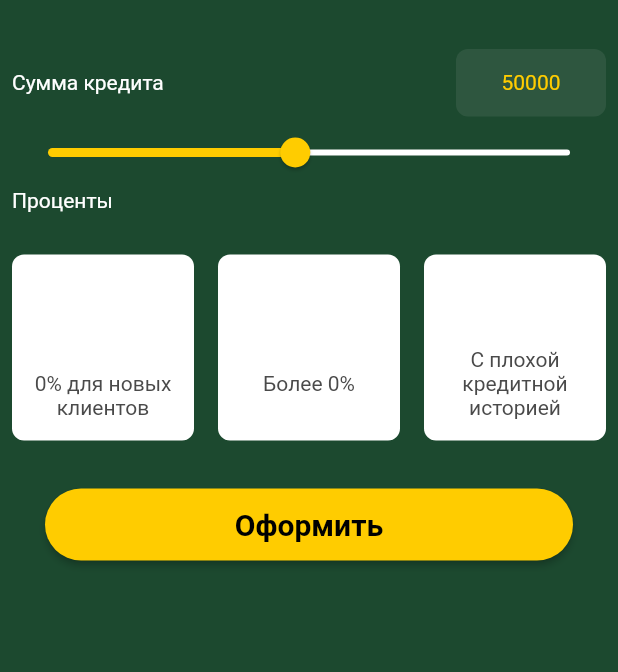
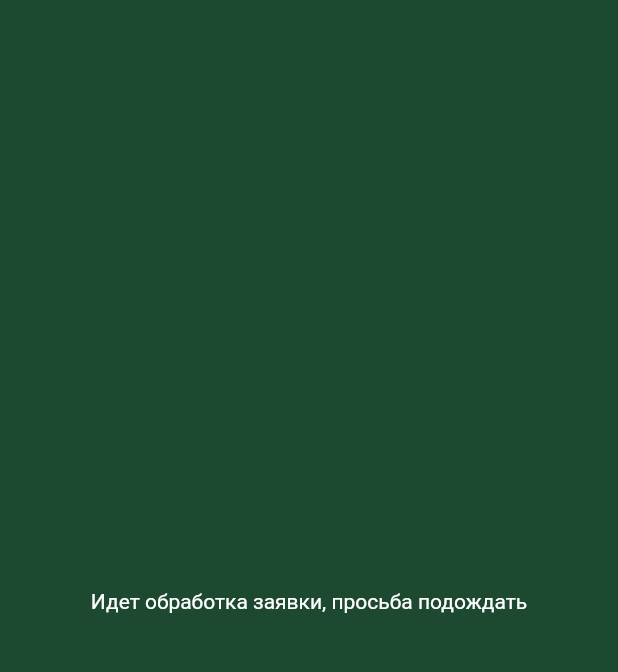
Before and after one commit to IVAAN1357/ProfitableLoan, a Flutter app: the LoanAmountScreen screen opened directly, after a tap on "Оформить", on a phone screen of 412 x 824 dp, the part 59-731 px from its top. Run offline on Flutter 3.47's test engine with Material 2 defaults, Android fonts, the phone set to English and light mode, and no system bars; our stand-ins replace flutter_svg.

Commit message:
Added timer screen.

```diff
--- a/profitable_loan/lib/loan_amount.dart
+++ b/profitable_loan/lib/loan_amount.dart
@@ -2,6 +2,7 @@ import 'package:flutter/material.dart';
 import 'package:flutter/services.dart';
 import 'widgets/percent_card.dart';
 import 'modules/project_colors.dart';
+import 'timer.dart';
 
 class LoanAmountScreen extends StatefulWidget {
   const LoanAmountScreen({Key? key, required this.title}) : super(key: key);
@@ -30,8 +31,7 @@ class LoanAmountState extends State<LoanAmountScreen> {
           title: const Text('Назад'),
         ),
         backgroundColor: ProjectColors.darkGreen,
-        body: SafeArea(
-          child: Padding(
+        body: Padding(
           padding: const EdgeInsets.fromLTRB(8, 16, 8, 8),
           child: Column(
             crossAxisAlignment: CrossAxisAlignment.start,
@@ -68,8 +68,7 @@ class LoanAmountState extends State<LoanAmountScreen> {
                 min: 5000,
                 onChanged: (double value) {
                   setState(() {
-                      _currentSliderValue = (value / 5000).toInt() * 5000 +
-                          (value % 5000 / 5000).round() * 5000;
+                    _currentSliderValue = (value / 5000).round() * 5000;
                   });
                 },
               ),
@@ -108,7 +107,11 @@ class LoanAmountState extends State<LoanAmountScreen> {
                       backgroundColor:
                           MaterialStateProperty.all(ProjectColors.yellow),
                     ),
-                      onPressed: () {},
+                    onPressed: () {
+                      Navigator.of(context).push(MaterialPageRoute(
+                          builder: (context) =>
+                          const TimerScreen()));
+                    },
                     child: const Text(
                       'Оформить',
                       style: TextStyle(
@@ -123,7 +126,6 @@ class LoanAmountState extends State<LoanAmountScreen> {
           ),
         ),
       ),
-      ),
     );
   }
 }
--- a/profitable_loan/lib/main.dart
+++ b/profitable_loan/lib/main.dart
@@ -21,7 +21,7 @@ class MyApp extends StatelessWidget {
     return MaterialApp(
       title: 'Flutter Demo',
       theme: ThemeData(
-        primarySwatch: Colors.blue,
+        primarySwatch: MaterialColor(900, ProjectColors.colors),
       ),
       home: const MyHomePage(title: 'Hi'),
     );
@@ -51,9 +51,9 @@ class _MyHomePageState extends State<MyHomePage> {
         backgroundColor: ProjectColors.darkGreen,
         body: SafeArea(
           child: Padding(
-            padding: const EdgeInsets.fromLTRB(8, 84, 8, 8),
-            child: Column(
-              crossAxisAlignment: CrossAxisAlignment.start,
+            padding: const EdgeInsets.fromLTRB(8, 84, 8, 0),
+            child: ListView(
+
               children: [
                 InputField('ФИО'),
                 InputField('Телефон'),
--- a/profitable_loan/lib/modules/project_colors.dart
+++ b/profitable_loan/lib/modules/project_colors.dart
@@ -4,4 +4,16 @@ abstract class ProjectColors {
   static Color darkGreen = const Color.fromRGBO(28, 73, 47, 1);
   static Color yellow = const Color.fromRGBO(255, 204, 0, 1);
   static Color gray = const Color.fromRGBO(132, 132, 132, 1);
+  static Map<int, Color> colors = {
+    50: const Color.fromRGBO(28, 73, 47, .1),
+    100: const Color.fromRGBO(28, 73, 47, .2),
+    200: const Color.fromRGBO(28, 73, 47, .3),
+    300: const Color.fromRGBO(28, 73, 47, .4),
+    400: const Color.fromRGBO(28, 73, 47, .5),
+    500: const Color.fromRGBO(28, 73, 47, .6),
+    600: const Color.fromRGBO(28, 73, 47, .7),
+    700: const Color.fromRGBO(28, 73, 47, .8),
+    800: const Color.fromRGBO(28, 73, 47, .9),
+    900: const Color.fromRGBO(28, 73, 47, 1),
+  };
 }
--- /dev/null
+++ b/profitable_loan/lib/timer.dart
@@ -0,0 +1,38 @@
+import 'package:flutter/material.dart';
+import 'package:flutter/services.dart';
+import 'modules/project_colors.dart';
+
+class TimerScreen extends StatelessWidget {
+  const TimerScreen({Key? key}) : super(key: key);
+
+  @override
+  Widget build(BuildContext context) {
+    return AnnotatedRegion<SystemUiOverlayStyle>(
+      value: const SystemUiOverlayStyle(
+        statusBarColor: Colors.transparent,
+        statusBarIconBrightness: Brightness.light,
+      ),
+      child: Scaffold(
+        appBar: AppBar(
+          centerTitle: true,
+          elevation: 0,
+          backgroundColor: ProjectColors.darkGreen,
+          title: const Text('Назад'),
+        ),
+        backgroundColor: ProjectColors.darkGreen,
+        body: Center(
+          child: Column(
+            mainAxisSize: MainAxisSize.min,
+            children: [
+              const Text(
+                'Идет обработка заявки, просьба подождать',
+                style: TextStyle(color: Colors.white, fontSize: 14),
+              ),
+
+            ],
+          ),
+        ),
+      ),
+    );
+  }
+}
--- a/profitable_loan/lib/widgets/percent_card.dart
+++ b/profitable_loan/lib/widgets/percent_card.dart
@@ -19,7 +19,7 @@ class _PercentCardState extends State<PercentCard> {
     return GestureDetector(
       onTap: () {
         setState(() {
-          isPressed = true;
+          isPressed = !isPressed;
         });
       },
       child: Container(
@@ -37,12 +37,8 @@ class _PercentCardState extends State<PercentCard> {
             children: [
               Visibility(
                 visible: isPressed,
-                child: SizedBox(
-                  height: 16,
-                  width: 16,
-                  child: SvgPicture.asset(
-                    'lib/assets/ok.svg',
-                  ),
+                child: SvgPicture.asset(
+                  'lib/assets/ok.svg',
                 ),
               ),
               Text(
```
Lines whose indentation alone changed are shown as unchanged.
